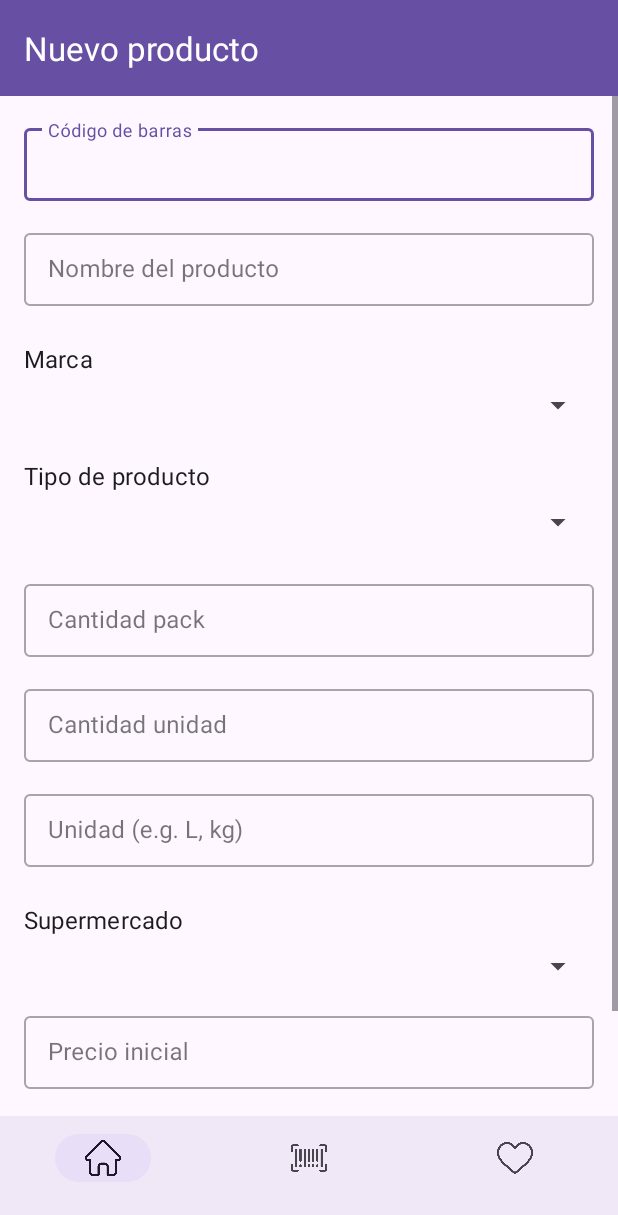
After one commit to alyraluca/priceOnApp, an Android app: the AddProductActivity screen opened directly, with no data from a screen before it, on a phone screen of 412 x 824 dp. The commit adds this screen. Shown: the top 1215 px of the screen. Run offline under Robolectric (Android 15) with nearby library versions, the phone set to English and light mode, and no system bars; our stand-ins replace Firebase (no records; nobody signed in at launch, a user with empty details on screens opened directly).

Commit message:
Added 'add product' function

```diff
--- a/PriceOn/app/src/main/AndroidManifest.xml
+++ b/PriceOn/app/src/main/AndroidManifest.xml
@@ -18,6 +18,9 @@
         android:supportsRtl="true"
         android:theme="@style/Theme.PriceOn"
         tools:targetApi="31">
+        <activity
+            android:name=".AddProductActivity"
+            android:exported="false" />
         <activity
             android:name=".FavoritesActivity"
             android:exported="false" />
--- /dev/null
+++ b/PriceOn/app/src/main/java/com/example/myapplication3/priceon/AddProductActivity.java
@@ -0,0 +1,175 @@
+package com.example.myapplication3.priceon;
+
+import android.os.Bundle;
+import android.text.TextUtils;
+import android.widget.ArrayAdapter;
+import android.widget.Button;
+import android.widget.Toast;
+
+import androidx.appcompat.app.AppCompatActivity;
+import androidx.appcompat.widget.Toolbar;
+
+import com.google.android.material.textfield.TextInputEditText;
+import com.google.android.material.textfield.TextInputLayout;
+import com.google.firebase.Timestamp;
+import com.google.firebase.firestore.CollectionReference;
+import com.google.firebase.firestore.FirebaseFirestore;
+
+import android.widget.Spinner;
+
+import java.util.ArrayList;
+import java.util.HashMap;
+import java.util.List;
+import java.util.Map;
+
+import com.example.myapplication3.priceon.data.model.Brands;
+import com.example.myapplication3.priceon.data.model.ProductTypes;
+import com.example.myapplication3.priceon.data.model.Supermarkets;
+
+public class AddProductActivity extends AppCompatActivity {
+
+    private TextInputLayout tilBarCode, tilName, tilQtyPack, tilQtyUnity, tilUnit, tilInitialPrice;
+    private TextInputEditText etBarCode, etName, etQtyPack, etQtyUnity, etUnit, etInitialPrice;
+    private Spinner spinnerBrand, spinnerType, spinnerSupermarket;
+    private Button btnSave;
+
+    private List<Brands>    brandsList;
+    private List<ProductTypes> typesList;
+    private List<Supermarkets> supsList;
+
+    private FirebaseFirestore db;
+
+    @Override
+    protected void onCreate(Bundle savedInstanceState) {
+        super.onCreate(savedInstanceState);
+        setContentView(R.layout.activity_add_product);
+
+        // Toolbar con icono “+”
+        Toolbar toolbar = findViewById(R.id.topAppBar);
+        toolbar.setTitle("Nuevo producto");
+        setSupportActionBar(toolbar);
+        toolbar.setNavigationOnClickListener(v -> finish());
+
+        db = FirebaseFirestore.getInstance();
+
+        // Referencias de vistas
+        tilBarCode        = findViewById(R.id.tilBarCode);
+        etBarCode         = findViewById(R.id.etBarCode);
+        tilName           = findViewById(R.id.tilProductName);
+        etName            = findViewById(R.id.etProductName);
+        spinnerBrand      = findViewById(R.id.spinnerBrand);
+        spinnerType       = findViewById(R.id.spinnerType);
+        tilQtyPack        = findViewById(R.id.tilQtyPack);
+        etQtyPack         = findViewById(R.id.etQtyPack);
+        tilQtyUnity       = findViewById(R.id.tilQtyUnity);
+        etQtyUnity        = findViewById(R.id.etQtyUnity);
+        tilUnit           = findViewById(R.id.tilUnit);
+        etUnit            = findViewById(R.id.etUnit);
+        spinnerSupermarket= findViewById(R.id.spinnerSupermarket);
+        tilInitialPrice   = findViewById(R.id.tilInitPrice);
+        etInitialPrice    = findViewById(R.id.etInitialPrice);
+        btnSave           = findViewById(R.id.btnSaveProduct);
+
+        loadBrands();
+        loadProductTypes();
+        loadSupermarkets();
+
+        btnSave.setOnClickListener(v -> saveProduct());
+    }
+
+    private void loadBrands() {
+        db.collection("brands")
+                .get()
+                .addOnSuccessListener(snap -> {
+                    brandsList = snap.toObjects(Brands.class);
+                    List<String> labels = new ArrayList<>();
+                    for (Brands b : brandsList) labels.add(b.getName());
+                    ArrayAdapter<String> adapter = new ArrayAdapter<>(
+                            this, android.R.layout.simple_spinner_item, labels
+                    );
+                    adapter.setDropDownViewResource(android.R.layout.simple_spinner_dropdown_item);
+                    spinnerBrand.setAdapter(adapter);
+                });
+    }
+
+    private void loadProductTypes() {
+        db.collection("productTypes")
+                .get()
+                .addOnSuccessListener(snap -> {
+                    typesList = snap.toObjects(ProductTypes.class);
+                    List<String> labels = new ArrayList<>();
+                    for (ProductTypes t : typesList) labels.add(t.getName());
+                    ArrayAdapter<String> adapter = new ArrayAdapter<>(
+                            this, android.R.layout.simple_spinner_item, labels
+                    );
+                    adapter.setDropDownViewResource(android.R.layout.simple_spinner_dropdown_item);
+                    spinnerType.setAdapter(adapter);
+                });
+    }
+
+    private void loadSupermarkets() {
+        db.collection("supermarkets")
+                .get()
+                .addOnSuccessListener(snap -> {
+                    supsList = snap.toObjects(Supermarkets.class);
+                    List<String> labels = new ArrayList<>();
+                    for (Supermarkets s : supsList) labels.add(s.getName());
+                    ArrayAdapter<String> adapter = new ArrayAdapter<>(
+                            this, android.R.layout.simple_spinner_item, labels
+                    );
+                    adapter.setDropDownViewResource(android.R.layout.simple_spinner_dropdown_item);
+                    spinnerSupermarket.setAdapter(adapter);
+                });
+    }
+
+    private void saveProduct() {
+        // Validaciones…
+        // Obtenemos el ID de la posición seleccionada:
+        String brandId = brandsList.get(spinnerBrand.getSelectedItemPosition()).getId();
+        String typeId  = typesList .get(spinnerType .getSelectedItemPosition()).getId();
+        String supId   = supsList  .get(spinnerSupermarket.getSelectedItemPosition()).getId();
+
+        Map<String,Object> prod = new HashMap<>();
+        prod.put("barCode",       etBarCode.getText().toString().trim());
+        prod.put("name",          etName   .getText().toString().trim());
+        prod.put("brandId",       brandId);
+        prod.put("productType",   typeId);
+        prod.put("quantityPack",  Double.parseDouble(etQtyPack.getText().toString().trim()));
+        prod.put("quantityUnity", Double.parseDouble(etQtyUnity.getText().toString().trim()));
+        prod.put("unit",          etUnit   .getText().toString().trim());
+        prod.put("photoUrl",      "");
+        // 1) guardo en products
+        db.collection("products")
+                .add(prod)
+                .addOnSuccessListener(docRef -> {
+                    String newProdId = docRef.getId();
+                    // 2) creo relación en productSupermarket
+                    Map<String,Object> rel = new HashMap<>();
+                    rel.put("productId",     newProdId);
+                    rel.put("supermarketId", supId);
+                    db.collection("productSupermarket")
+                            .add(rel)
+                            .addOnSuccessListener(psRef -> {
+                                // 3) subcolección priceUpdate
+                                Map<String,Object> upd = new HashMap<>();
+                                upd.put("price",          Double.parseDouble(etInitialPrice.getText().toString().trim()));
+                                upd.put("lastPriceUpdate", Timestamp.now());
+                                psRef.collection("priceUpdate")
+                                        .add(upd)
+                                        .addOnSuccessListener(r -> {
+                                            Toast.makeText(this, "Producto creado con éxito", Toast.LENGTH_SHORT).show();
+                                            finish();
+                                        })
+                                        .addOnFailureListener(e ->
+                                                Toast.makeText(this, "Error al guardar precio inicial", Toast.LENGTH_SHORT).show()
+                                        );
+                            })
+                            .addOnFailureListener(e ->
+                                    Toast.makeText(this, "Error al crear relación supermercado", Toast.LENGTH_SHORT).show()
+                            );
+                })
+                .addOnFailureListener(e ->
+                        Toast.makeText(this, "Error al guardar producto", Toast.LENGTH_SHORT).show()
+                );
+    }
+}
--- /dev/null
+++ b/PriceOn/app/src/main/res/layout/activity_add_product.xml
@@ -0,0 +1,228 @@
+<?xml version="1.0" encoding="utf-8"?>
+<androidx.constraintlayout.widget.ConstraintLayout
+    xmlns:android="http://schemas.android.com/apk/res/android"
+    xmlns:app="http://schemas.android.com/apk/res-auto"
+    android:padding="0dp"
+    android:layout_width="match_parent"
+    android:layout_height="match_parent">
+
+    <!-- Top App Bar -->
+    <include
+        android:id="@+id/topAppBar"
+        layout="@layout/top_app_bar"
+        android:layout_width="0dp"
+        android:layout_height="wrap_content"
+        app:layout_constraintTop_toTopOf="parent"
+        app:layout_constraintStart_toStartOf="parent"
+        app:layout_constraintEnd_toEndOf="parent"/>
+
+    <!-- Contenido desplazable -->
+    <ScrollView
+        android:id="@+id/scrollContent"
+        android:layout_width="0dp"
+        android:layout_height="0dp"
+        android:fillViewport="true"
+        app:layout_constraintTop_toBottomOf="@id/topAppBar"
+        app:layout_constraintBottom_toTopOf="@+id/bottomNavigationBar"
+        app:layout_constraintStart_toStartOf="parent"
+        app:layout_constraintEnd_toEndOf="parent">
+
+        <androidx.constraintlayout.widget.ConstraintLayout
+            android:layout_width="match_parent"
+            android:layout_height="wrap_content"
+            android:padding="16dp">
+
+            <!-- Código de barras -->
+            <com.google.android.material.textfield.TextInputLayout
+                android:id="@+id/tilBarCode"
+                style="@style/Widget.MaterialComponents.TextInputLayout.OutlinedBox.Dense"
+                android:hint="Código de barras"
+                android:layout_width="0dp"
+                android:layout_height="wrap_content"
+                app:layout_constraintTop_toTopOf="parent"
+                app:layout_constraintStart_toStartOf="parent"
+                app:layout_constraintEnd_toEndOf="parent">
+                <com.google.android.material.textfield.TextInputEditText
+                    android:id="@+id/etBarCode"
+                    android:inputType="number"
+                    android:layout_width="match_parent"
+                    android:layout_height="wrap_content"/>
+            </com.google.android.material.textfield.TextInputLayout>
+
+            <!-- Nombre del producto -->
+            <com.google.android.material.textfield.TextInputLayout
+                android:id="@+id/tilProductName"
+                style="@style/Widget.MaterialComponents.TextInputLayout.OutlinedBox.Dense"
+                android:hint="Nombre del producto"
+                android:layout_width="0dp"
+                android:layout_height="wrap_content"
+                app:layout_constraintTop_toBottomOf="@id/tilBarCode"
+                app:layout_constraintStart_toStartOf="parent"
+                app:layout_constraintEnd_toEndOf="parent"
+                android:layout_marginTop="16dp">
+                <com.google.android.material.textfield.TextInputEditText
+                    android:id="@+id/etProductName"
+                    android:inputType="textCapWords"
+                    android:layout_width="match_parent"
+                    android:layout_height="wrap_content"/>
+            </com.google.android.material.textfield.TextInputLayout>
+
+            <!-- Marca -->
+            <TextView
+                android:id="@+id/labelBrand"
+                style="@style/TextAppearance.MaterialComponents.Subtitle1"
+                android:text="Marca"
+                android:layout_width="wrap_content"
+                android:layout_height="wrap_content"
+                app:layout_constraintTop_toBottomOf="@id/tilProductName"
+                app:layout_constraintStart_toStartOf="parent"
+                android:layout_marginTop="24dp"/>
+
+            <!-- … resto de campos … -->
+
+
+            <Spinner
+                android:id="@+id/spinnerBrand"
+                android:layout_width="0dp"
+                android:layout_height="wrap_content"
+                app:layout_constraintTop_toBottomOf="@id/labelBrand"
+                app:layout_constraintStart_toStartOf="parent"
+                app:layout_constraintEnd_toEndOf="parent"
+                android:layout_marginTop="8dp"/>
+
+            <!-- Tipo de producto -->
+            <TextView
+                android:id="@+id/labelType"
+                style="@style/TextAppearance.MaterialComponents.Subtitle1"
+                android:text="Tipo de producto"
+                android:layout_width="wrap_content"
+                android:layout_height="wrap_content"
+                app:layout_constraintTop_toBottomOf="@id/spinnerBrand"
+                app:layout_constraintStart_toStartOf="parent"
+                android:layout_marginTop="24dp"/>
+
+            <Spinner
+                android:id="@+id/spinnerType"
+                android:layout_width="0dp"
+                android:layout_height="wrap_content"
+                app:layout_constraintTop_toBottomOf="@id/labelType"
+                app:layout_constraintStart_toStartOf="parent"
+                app:layout_constraintEnd_toEndOf="parent"
+                android:layout_marginTop="8dp"/>
+
+            <!-- Cantidad en pack -->
+            <com.google.android.material.textfield.TextInputLayout
+                android:id="@+id/tilQtyPack"
+                style="@style/Widget.MaterialComponents.TextInputLayout.OutlinedBox.Dense"
+                android:hint="Cantidad pack"
+                android:layout_width="0dp"
+                android:layout_height="wrap_content"
+                app:layout_constraintTop_toBottomOf="@id/spinnerType"
+                app:layout_constraintStart_toStartOf="parent"
+                app:layout_constraintEnd_toEndOf="parent"
+                android:layout_marginTop="24dp">
+                <com.google.android.material.textfield.TextInputEditText
+                    android:id="@+id/etQtyPack"
+                    android:inputType="numberDecimal"
+                    android:layout_width="match_parent"
+                    android:layout_height="wrap_content"/>
+            </com.google.android.material.textfield.TextInputLayout>
+
+            <!-- Cantidad unidad -->
+            <com.google.android.material.textfield.TextInputLayout
+                android:id="@+id/tilQtyUnity"
+                style="@style/Widget.MaterialComponents.TextInputLayout.OutlinedBox.Dense"
+                android:hint="Cantidad unidad"
+                android:layout_width="0dp"
+                android:layout_height="wrap_content"
+                app:layout_constraintTop_toBottomOf="@id/tilQtyPack"
+                app:layout_constraintStart_toStartOf="parent"
+                app:layout_constraintEnd_toEndOf="parent"
+                android:layout_marginTop="16dp">
+                <com.google.android.material.textfield.TextInputEditText
+                    android:id="@+id/etQtyUnity"
+                    android:inputType="numberDecimal"
+                    android:layout_width="match_parent"
+                    android:layout_height="wrap_content"/>
+            </com.google.android.material.textfield.TextInputLayout>
+
+            <!-- Unidad -->
+            <com.google.android.material.textfield.TextInputLayout
+                android:id="@+id/tilUnit"
+                style="@style/Widget.MaterialComponents.TextInputLayout.OutlinedBox.Dense"
+                android:hint="Unidad (e.g. L, kg)"
+                android:layout_width="0dp"
+                android:layout_height="wrap_content"
+                app:layout_constraintTop_toBottomOf="@id/tilQtyUnity"
+                app:layout_constraintStart_toStartOf="parent"
+                app:layout_constraintEnd_toEndOf="parent"
+                android:layout_marginTop="16dp">
+                <com.google.android.material.textfield.TextInputEditText
+                    android:id="@+id/etUnit"
+                    android:layout_width="match_parent"
+                    android:layout_height="wrap_content"/>
+            </com.google.android.material.textfield.TextInputLayout>
+
+            <!-- Supermercado -->
+            <TextView
+                android:id="@+id/labelSuper"
+                style="@style/TextAppearance.MaterialComponents.Subtitle1"
+                android:text="Supermercado"
+                android:layout_width="wrap_content"
+                android:layout_height="wrap_content"
+                app:layout_constraintTop_toBottomOf="@id/tilUnit"
+                app:layout_constraintStart_toStartOf="parent"
+                android:layout_marginTop="24dp"/>
+
+            <Spinner
+                android:id="@+id/spinnerSupermarket"
+                android:layout_width="0dp"
+                android:layout_height="wrap_content"
+                app:layout_constraintTop_toBottomOf="@id/labelSuper"
+                app:layout_constraintStart_toStartOf="parent"
+                app:layout_constraintEnd_toEndOf="parent"
+                android:layout_marginTop="8dp"/>
+
+            <!-- Precio inicial -->
+            <com.google.android.material.textfield.TextInputLayout
+                android:id="@+id/tilInitPrice"
+                style="@style/Widget.MaterialComponents.TextInputLayout.OutlinedBox.Dense"
+                android:hint="Precio inicial"
+                android:layout_width="0dp"
+                android:layout_height="wrap_content"
+                app:layout_constraintTop_toBottomOf="@id/spinnerSupermarket"
+                app:layout_constraintStart_toStartOf="parent"
+                app:layout_constraintEnd_toEndOf="parent"
+                android:layout_marginTop="16dp">
+                <com.google.android.material.textfield.TextInputEditText
+                    android:id="@+id/etInitialPrice"
+                    android:inputType="numberDecimal"
+                    android:layout_width="match_parent"
+                    android:layout_height="wrap_content"/>
+            </com.google.android.material.textfield.TextInputLayout>
+
+            <!-- Botón guardar -->
+            <Button
+                android:id="@+id/btnSaveProduct"
+                style="@style/Widget.MaterialComponents.Button"
+                android:text="Guardar producto"
+                android:layout_width="0dp"
+                android:layout_height="wrap_content"
+                app:layout_constraintTop_toBottomOf="@id/tilInitPrice"
+                app:layout_constraintStart_toStartOf="parent"
+                app:layout_constraintEnd_toEndOf="parent"
+                android:layout_marginTop="32dp"/>
+
+        </androidx.constraintlayout.widget.ConstraintLayout>
+    </ScrollView>
+
+    <!-- Bottom nav -->
+    <include
+        layout="@layout/bottom_nav"
+        android:layout_width="0dp"
+        android:layout_height="wrap_content"
+        app:layout_constraintBottom_toBottomOf="parent"
+        app:layout_constraintStart_toStartOf="parent"
+        app:layout_constraintEnd_toEndOf="parent"/>
+
+</androidx.constraintlayout.widget.ConstraintLayout>
--- a/PriceOn/app/src/main/res/layout/activity_home.xml
+++ b/PriceOn/app/src/main/res/layout/activity_home.xml
@@ -22,11 +22,11 @@
         android:layout_width="0dp"
         android:layout_height="wrap_content"
         android:layout_marginStart="16dp"
-        android:layout_marginTop="60dp"
+        android:layout_marginTop="30dp"
         android:layout_marginEnd="16dp"
         android:hint="@string/search_product_hint"
-        app:layout_constraintTop_toTopOf="parent"
         app:layout_constraintStart_toStartOf="parent"
+        app:layout_constraintTop_toBottomOf="@id/topAppBar"
         app:layout_constraintEnd_toEndOf="parent"
         style="@style/Widget.MaterialComponents.TextInputLayout.OutlinedBox">
 
--- a/PriceOn/app/src/main/res/menu/top_app_bar_menu.xml
+++ b/PriceOn/app/src/main/res/menu/top_app_bar_menu.xml
@@ -1,5 +1,13 @@
+<!-- res/menu/top_app_bar_menu.xml -->
 <menu xmlns:android="http://schemas.android.com/apk/res/android"
     xmlns:app="http://schemas.android.com/apk/res-auto">
+
+    <item
+        android:id="@+id/action_add"
+        android:icon="@drawable/mas"
+        android:title="Añadir"
+        app:showAsAction="always" />
+
     <item
         android:id="@+id/action_profile"
         android:icon="@drawable/usuario"
```
Also changed, not shown: PriceOn/app/src/main/java/com/example/myapplication3/priceon/data/model/Brands.java (added, +28 -0 lines), PriceOn/app/src/main/java/com/example/myapplication3/priceon/data/model/ProductTypes.java (added, +29 -0 lines), PriceOn/app/src/main/java/com/example/myapplication3/priceon/data/model/Supermarkets.java (added, +44 -0 lines), PriceOn/app/src/main/java/com/example/myapplication3/priceon/ui/HomeActivity.java (+47 -34 lines), PriceOn/app/src/main/res/layout/item_supermarket_horizontal_list.xml (deleted, +0 -92 lines), PriceOn/app/src/main/res/layout/item_supermarket_info.xml (+4 -3 lines), PriceOn/app/src/main/res/drawable/mas.png (added), PriceOn/app/src/main/res/drawable/moneda.png (added).
